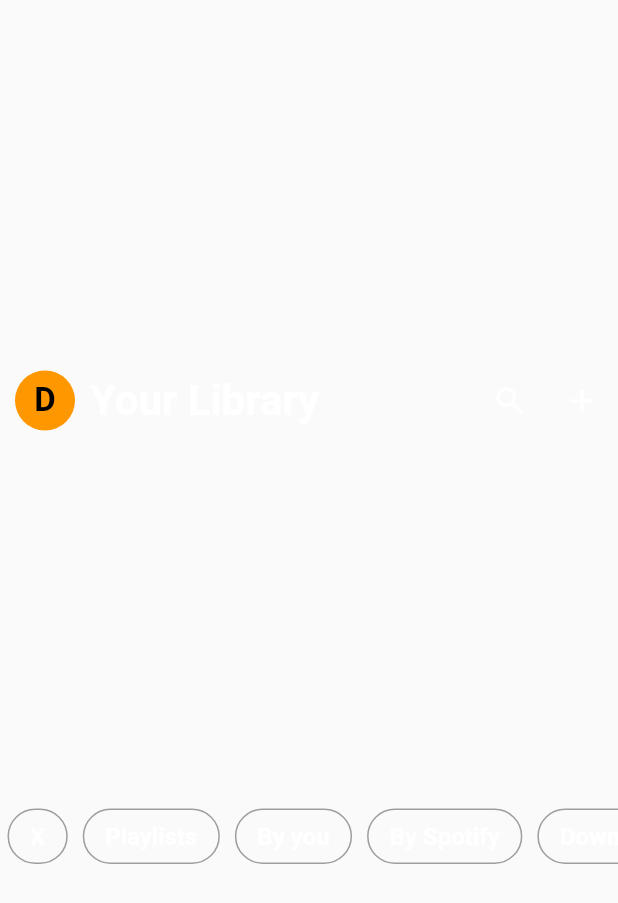
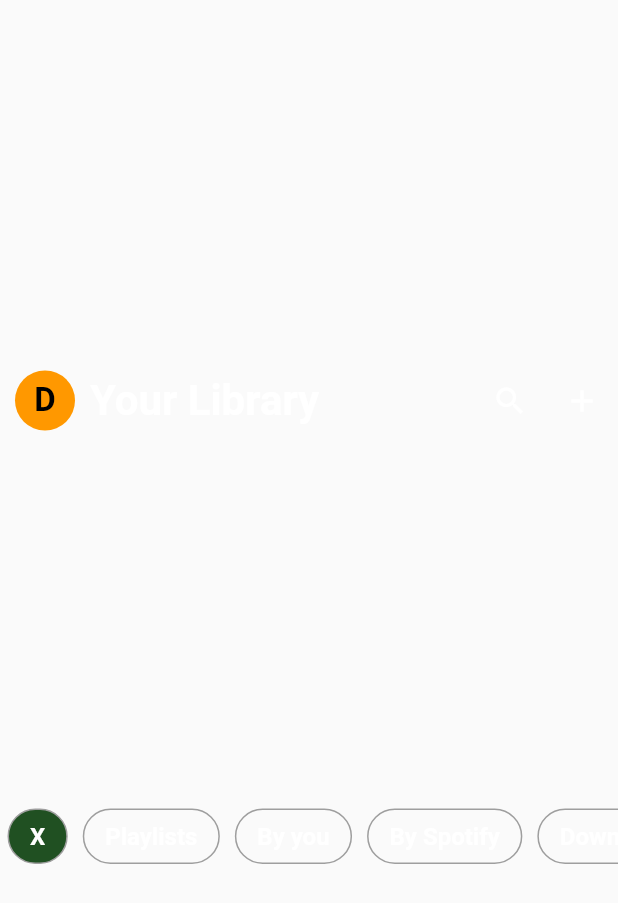
Before and after one commit to Rizaou/spotify_clone, a Flutter app: the CustomAppBar widget shown alone on an empty page, opened directly, after a tap on "Playlists", on a phone screen of 412 x 824 dp. Shown: the top 903 px of the screen. Run offline on Flutter 3.47's test engine with Material 2 defaults, Android fonts, the phone set to English and light mode, and no system bars.

Commit message:
AppBarButtons has a Color variable.

```diff
--- a/lib/presentation/widgets/appbar_buttons.dart
+++ b/lib/presentation/widgets/appbar_buttons.dart
@@ -7,11 +7,13 @@ class AppBarButton extends StatefulWidget {
     Key? key,
     required this.title,
     required this.onclick,
+    this.backgroundColor,
   }) : super(key: key);
 
   bool clicked = false;
   String title;
   Function onclick;
+  Color? backgroundColor;
   @override
   State<AppBarButton> createState() => _AppBarButtonState();
 }
@@ -38,7 +40,7 @@ class _AppBarButtonState extends State<AppBarButton> {
             bottom: 8,
           ),
           decoration: BoxDecoration(
-            color: widget.clicked ? appbarButtonClickedColor : null,
+            color: widget.backgroundColor,
             border: Border.all(
               color: Colors.grey,
             ),
--- a/lib/presentation/widgets/custom_appbar.dart
+++ b/lib/presentation/widgets/custom_appbar.dart
@@ -235,7 +235,11 @@ class _CustomAppBarState extends State<CustomAppBar> {
                 mainAxisAlignment: MainAxisAlignment.spaceEvenly,
                 children: [
                   hasClicked()
-                      ? AppBarButton(title: "X", onclick: clearList)
+                      ? AppBarButton(
+                          title: "X",
+                          onclick: clearList,
+                          backgroundColor: Color.fromARGB(255, 32, 80, 34),
+                        )
                       : SizedBox(),
                   ...getTitleList(),
                 ],
```
